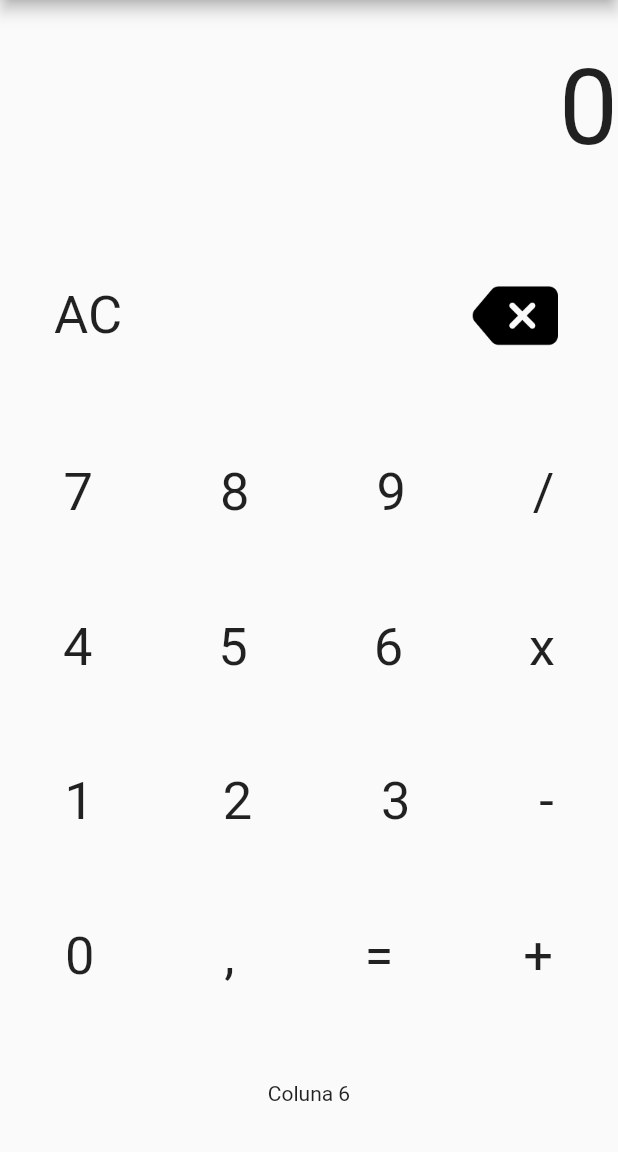
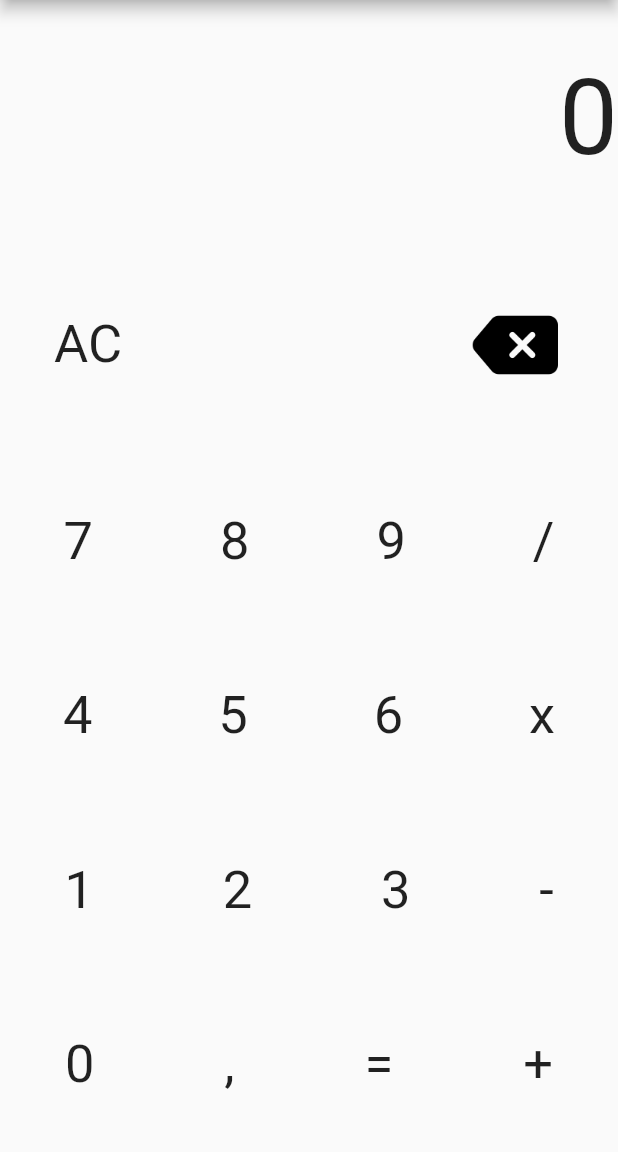
Before and after one commit to RodrigoD4v/calculadoraFlutter, a Flutter app: the screen it shows after launch, on a phone screen of 412 x 824 dp, the part 84-1236 px from its top. Run offline on Flutter 3.47's test engine with Material 2 defaults, Android fonts, the phone set to English and light mode, and no system bars.

```diff
--- a/lib/pages/Calculadora.dart
+++ b/lib/pages/Calculadora.dart
@@ -288,7 +288,6 @@ class _CalculadoraState extends State<Calculadora> {
               ),
             ],
           ),
-          Text('Coluna 6')
         ],
       ),
     );
```
